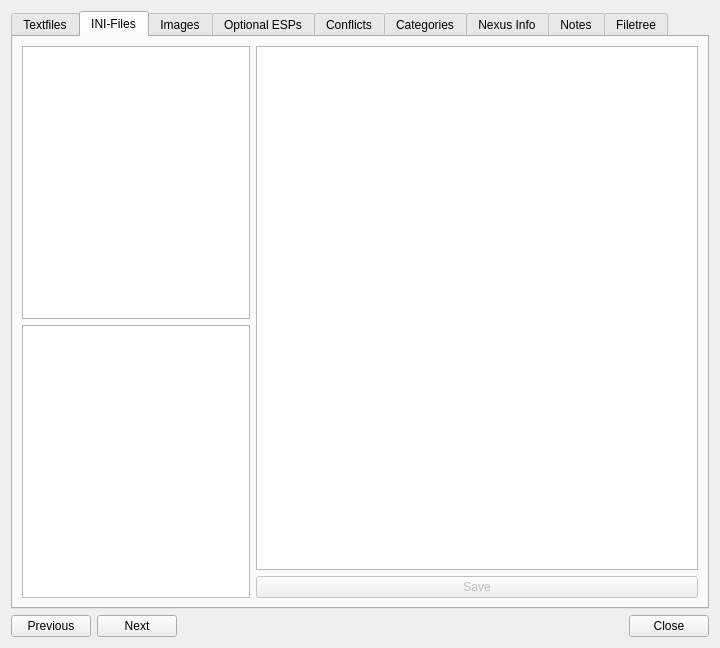
Qt form modorganizer/src/modinfodialog.ui (Holt59/mo2-merge) before a commit.
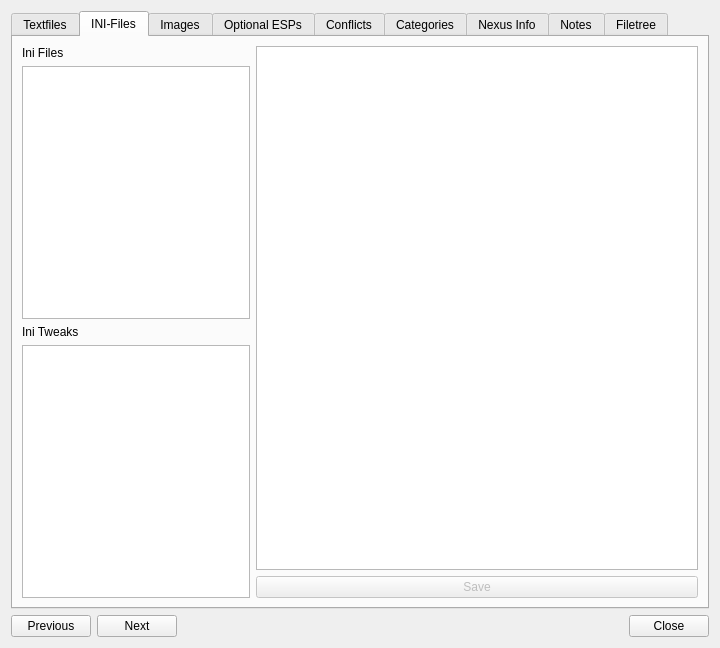
The same form after that commit. The open tabs and pages were chosen to show the change. Icons and pictures are not drawn.

Diff of the .ui file:
```diff
--- a/modorganizer/src/modinfodialog.ui
+++ b/modorganizer/src/modinfodialog.ui
@@ -78,13 +78,20 @@
       </attribute>
       <layout class="QHBoxLayout" name="horizontalLayout_4">
        <item>
-        <layout class="QVBoxLayout" name="verticalLayout_5" stretch="0,0">
+        <layout class="QVBoxLayout" name="verticalLayout_5" stretch="0,0,0,0">
          <property name="spacing">
           <number>6</number>
          </property>
          <property name="sizeConstraint">
           <enum>QLayout::SetMinimumSize</enum>
          </property>
+         <item>
+          <widget class="QLabel" name="label_6">
+           <property name="text">
+            <string>Ini Files</string>
+           </property>
+          </widget>
+         </item>
          <item>
           <widget class="QListWidget" name="iniFileList">
            <property name="maximumSize">
@@ -101,6 +108,13 @@
            </property>
           </widget>
          </item>
+         <item>
+          <widget class="QLabel" name="label_5">
+           <property name="text">
+            <string>Ini Tweaks</string>
+           </property>
+          </widget>
+         </item>
          <item>
           <widget class="QListWidget" name="iniTweaksList">
            <property name="maximumSize">
```
Left out of the diff: 6 changed lines with no effect on the pictures.
